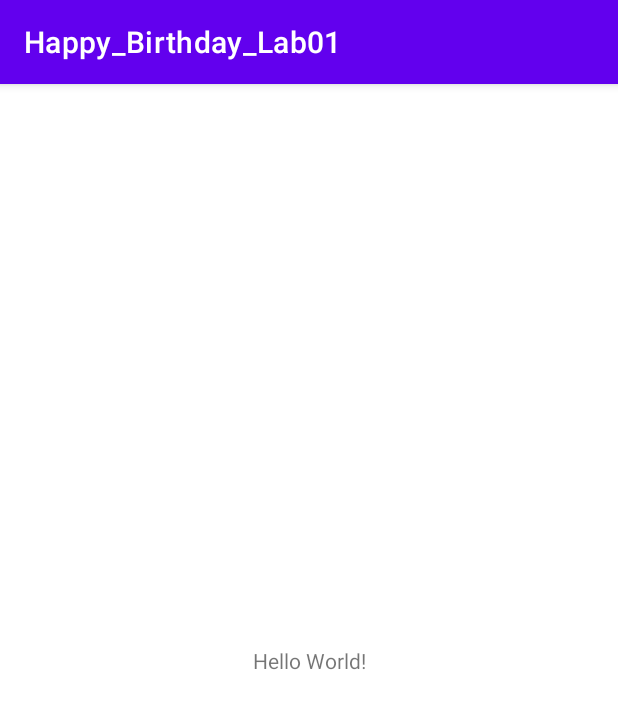
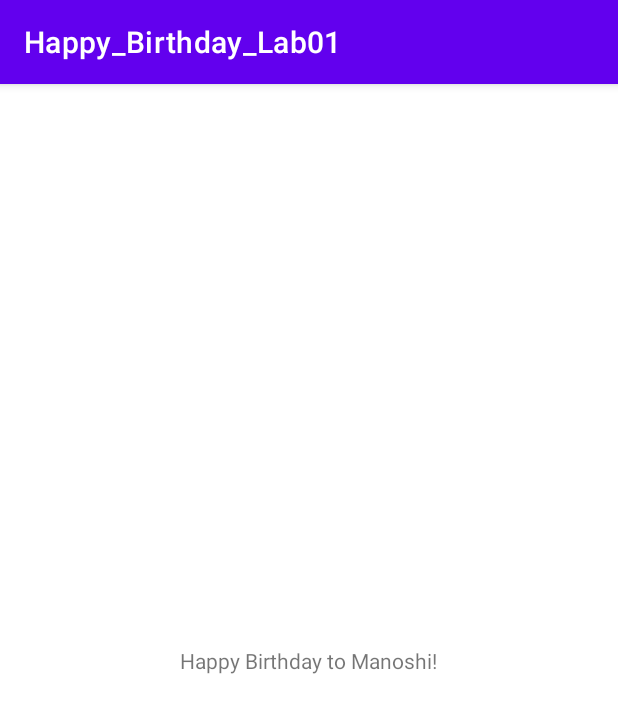
Before and after one commit to NSU-SU21-CSE486-1/1721270_SU21_CSE486_1, an Android app: the screen it shows after launch (MainActivity), on a phone screen of 412 x 824 dp. Shown: the top 713 px of the screen. Run offline under Robolectric (Android 15) with nearby library versions, the phone set to English and light mode, and no system bars.

Commit message:
enhancement #1: Text change Happy birthday text added. Have added the "Happy Birthday To Manoshi" text

```diff
--- a/Lab/Lab01/app/src/main/java/com/example/happy_birthday_lab01/MainActivity.java
+++ b/Lab/Lab01/app/src/main/java/com/example/happy_birthday_lab01/MainActivity.java
@@ -3,6 +3,7 @@ package com.example.happy_birthday_lab01;
 import androidx.appcompat.app.AppCompatActivity;
 
 import android.os.Bundle;
+import android.util.Log;
 
 public class MainActivity extends AppCompatActivity {
 
@@ -10,5 +11,10 @@ public class MainActivity extends AppCompatActivity {
     protected void onCreate(Bundle savedInstanceState) {
         super.onCreate(savedInstanceState);
         setContentView(R.layout.activity_main);
+        Log.d("MainActivity", "Happy Birthday to Manoshi");
+        try {
+        } catch (Exception e) {
+            Log.e("MainActivity", "Happy Birthday");
+        }
     }
 }
--- a/Lab/Lab01/app/src/main/res/layout/activity_main.xml
+++ b/Lab/Lab01/app/src/main/res/layout/activity_main.xml
@@ -9,7 +9,7 @@
     <TextView
         android:layout_width="wrap_content"
         android:layout_height="wrap_content"
-        android:text="Hello World!"
+        android:text="Happy Birthday to Manoshi!"
         app:layout_constraintBottom_toBottomOf="parent"
         app:layout_constraintLeft_toLeftOf="parent"
         app:layout_constraintRight_toRightOf="parent"
```
